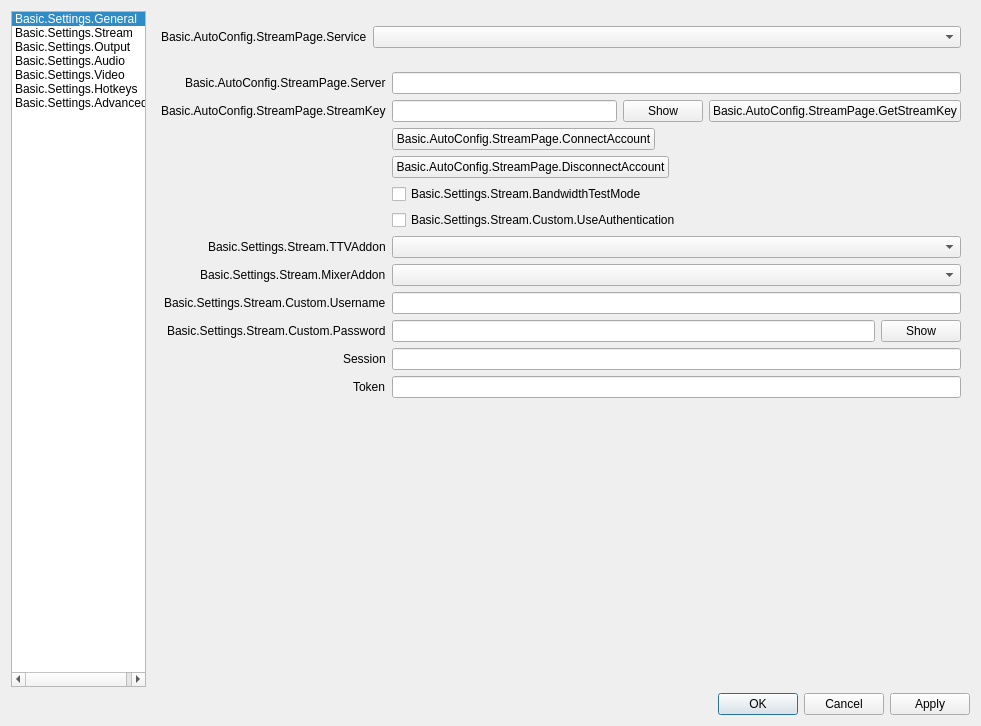
josemrecio/obs-studio, file UI/forms/OBSBasicSettings.ui: the form before one commit.
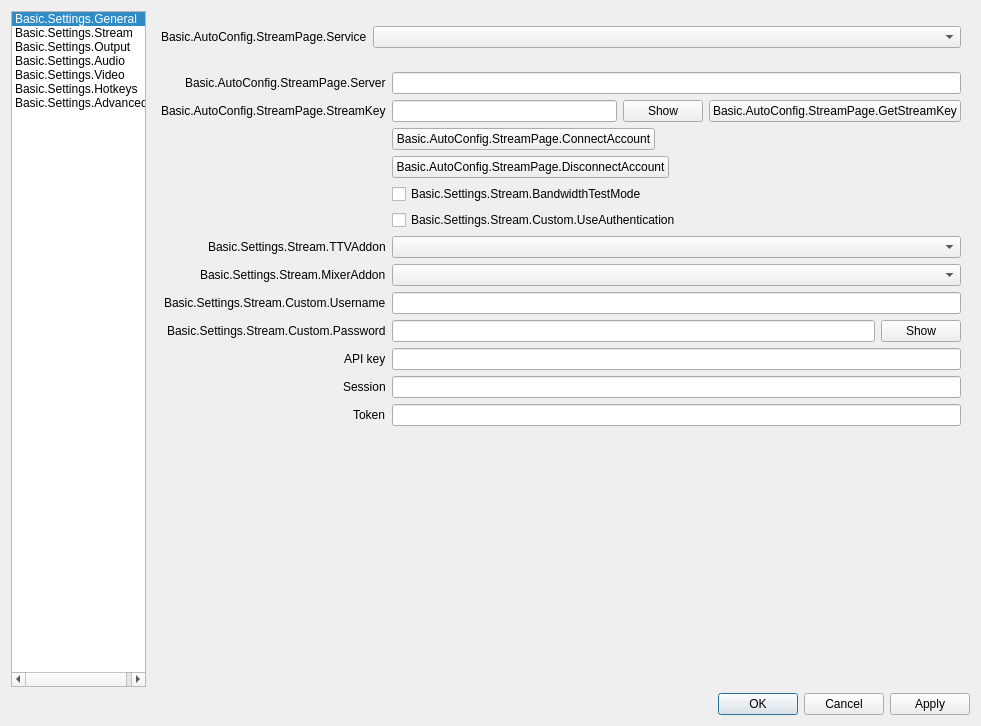
The form after the commit. The open tabs and pages were chosen to show the change. Icons and pictures are not drawn. Custom widgets are drawn as their Qt base class.

Commit message: Reads api key, session and token from UI. Opens connection to session. Fails on start (not completed)

Patch:
```diff
--- a/UI/forms/OBSBasicSettings.ui
+++ b/UI/forms/OBSBasicSettings.ui
@@ -1202,9 +1202,22 @@
               </widget>
              </item>
              <item row="11" column="1">
-              <widget class="QLineEdit" name="session"/>
+              <widget class="QLineEdit" name="api_key"/>
               </item>
              <item row="11" column="0">
+              <widget class="QLabel" name="apiKeyLabel">
+               <property name="text">
+                <string>API key</string>
+               </property>
+               <property name="buddy">
+                <cstring>api_key</cstring>
+               </property>
+              </widget>
+             </item>
+             <item row="12" column="1">
+              <widget class="QLineEdit" name="session"/>
+              </item>
+             <item row="12" column="0">
               <widget class="QLabel" name="sessionLabel">
                <property name="text">
                 <string>Session</string>
@@ -1214,10 +1227,10 @@
                </property>
               </widget>
              </item>
-             <item row="12" column="1">
+             <item row="13" column="1">
               <widget class="QLineEdit" name="token"/>
               </item>
-             <item row="12" column="0">
+             <item row="13" column="0">
               <widget class="QLabel" name="tokenLabel">
                <property name="text">
                 <string>Token</string>
```
Left out of the diff: 2 changed lines with no effect on the pictures. The commit also changes 6 other files.
